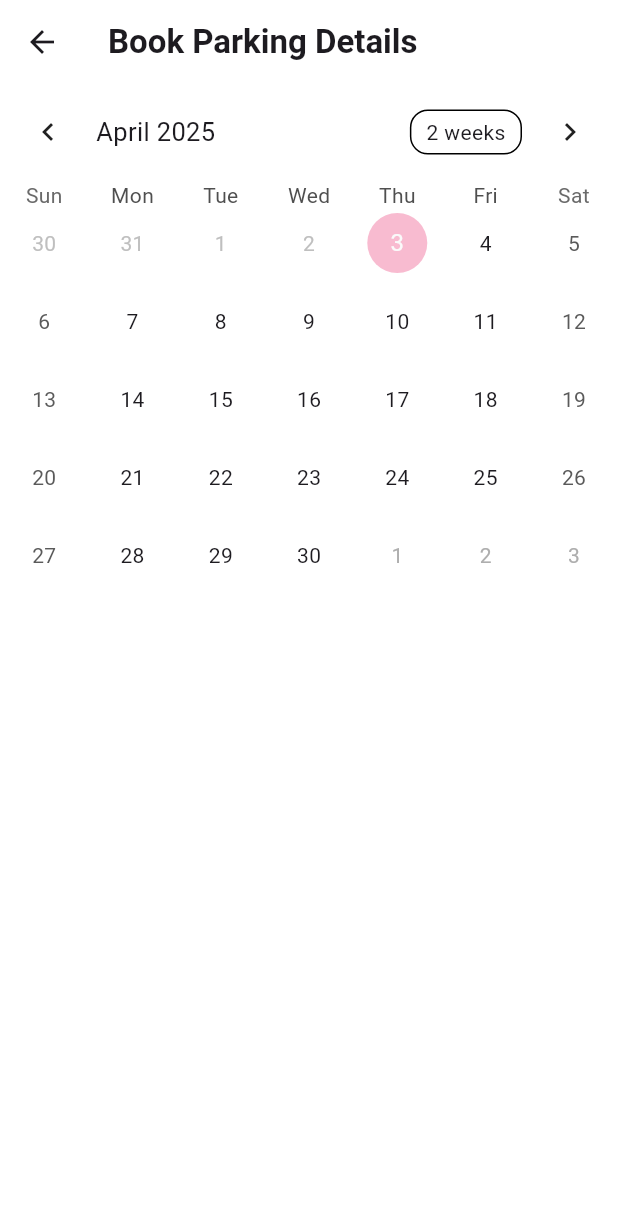
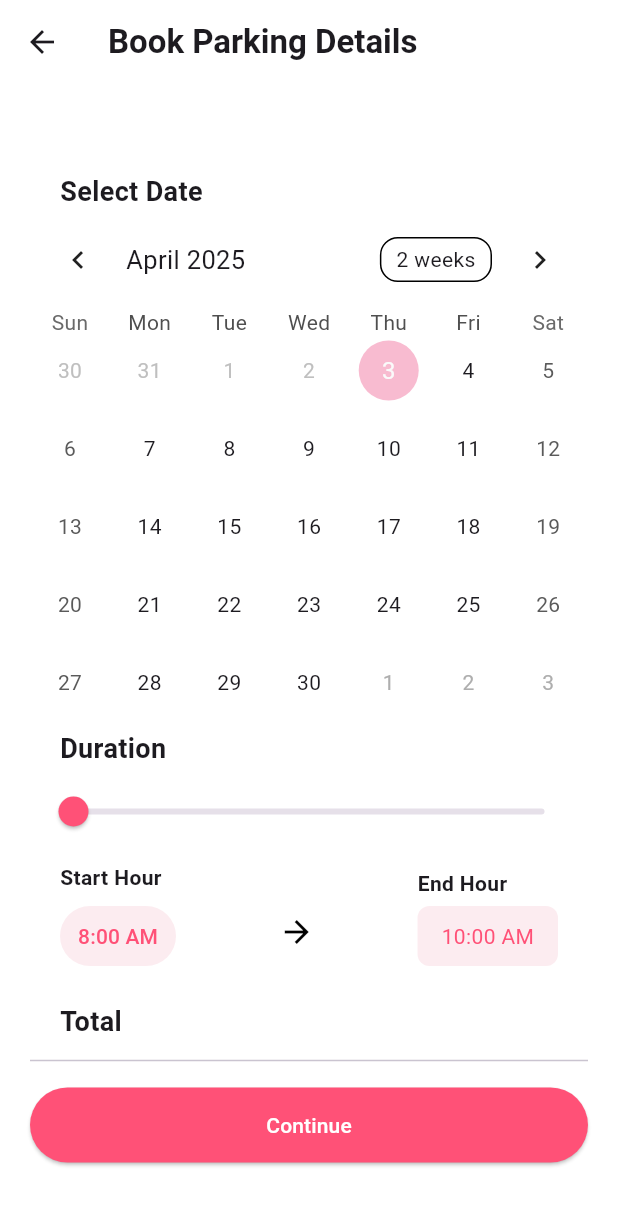
Before and after one commit to sajaawad22/park_it2, a Flutter app: the BookParkingScreen screen opened directly, on a phone screen of 412 x 824 dp. Shown: the top 1205 px of the screen. Run offline on Flutter 3.47's test engine with Material 3 defaults, Android fonts, the phone set to English and light mode, and no system bars; drawn by our look-alikes of table_calendar; our stand-ins replace cloud_firestore, firebase_auth, firebase_core, geolocator, google_maps_flutter, google_sign_in and 4 more; missing offline and left inert: google_maps_cluster_manager_2; accounts and stored records are empty.

Commit message:
New commits :))

```diff
--- a/lib/book_parking_screen.dart
+++ b/lib/book_parking_screen.dart
@@ -1,5 +1,8 @@
 import 'package:flutter/material.dart';
+import 'package:park_it2/pick_parking_screen.dart';
 import 'package:table_calendar/table_calendar.dart';
+import 'package:cloud_firestore/cloud_firestore.dart';
+
 
 
 class BookParkingScreen extends StatefulWidget {
@@ -13,18 +16,39 @@ class _BookParkingScreenState extends State<BookParkingScreen> {
   CalendarFormat _calendarFormat = CalendarFormat.month;
   DateTime _focusedDay = DateTime.now();
   DateTime? _selectedDay;
+  double _selectedHours = 1.0;
+  TimeOfDay _startTime = TimeOfDay(hour: 8, minute: 0);
+  TimeOfDay _endTime = TimeOfDay(hour: 10, minute: 0);
+
   @override
   Widget build(BuildContext context) {
     return Scaffold(
       backgroundColor: Colors.white,
       appBar: AppBar(
         backgroundColor: Colors.white,
-        leading: Icon(Icons.arrow_back),
+        leading: IconButton(icon:
+        Icon(Icons.arrow_back), onPressed: () {
+          Navigator.pop(context);
+        },),
         title: Text("Book Parking Details", style: TextStyle(fontWeight: FontWeight.bold),),
       ),
       body: Center(
+        child: SingleChildScrollView(
+          child: Padding(
+            padding: const EdgeInsets.symmetric(horizontal: 20, vertical: 10),
             child: Column(
               children: [
+                SizedBox(height: 10),
+                Align(
+                  alignment: Alignment.topLeft,
+                  child: Padding(
+                    padding: const EdgeInsets.only(left: 20.0,),
+                    child: Text("Select Date",
+                      style: TextStyle(
+                          fontWeight: FontWeight.bold, fontSize: 18),
+                      textAlign: TextAlign.left,),
+                  ),
+                ),
                 TableCalendar(
                   firstDay: DateTime.now(),
                   lastDay: DateTime.utc(2030, 12, 31),
@@ -53,7 +77,126 @@ class _BookParkingScreenState extends State<BookParkingScreen> {
                     ),
                   ),
                 ),
+                SizedBox(height: 5),
+                Align(
+                  alignment: Alignment.topLeft,
+                  child: Padding(
+                    padding: const EdgeInsets.only(left: 20.0,),
+                    child: Text("Duration ",
+                      style: TextStyle(
+                          fontWeight: FontWeight.bold, fontSize: 18),
+                      textAlign: TextAlign.left,),
+                  ),
+                ),
+                SizedBox(height: 5),
+
+                Padding(
+                  padding: const EdgeInsets.symmetric(horizontal: 5),
+                  child: Slider(
+                      value: _selectedHours ,
+                      min: 1.0,
+                      max: 12.0,
+                    label: '${_selectedHours.toInt()} hrs',
+                    activeColor: Color(0xFFFF5177),
+                      onChanged: (value) {
+                        setState(() {
+                          _selectedHours= value;
+                        });
+                      },
+                  ),
+                ),
+                  Padding(
+            padding: const EdgeInsets.symmetric(horizontal: 20, vertical: 10),
+            child: Row(
+              mainAxisAlignment: MainAxisAlignment.spaceBetween,
+              children: [
+              Column(
+              crossAxisAlignment: CrossAxisAlignment.start,
+              children: [
+                Text("Start Hour", style: TextStyle(fontWeight: FontWeight.bold)),
+                SizedBox(height: 5),
+                TextButton(
+                  onPressed: () async {
+                    final TimeOfDay? picked = await showTimePicker(
+                      context: context,
+                      initialTime: _startTime,
+                    );
+
+                    if (picked != null && picked != _startTime) {
+                      setState(() {
+                        _startTime = picked;
+                        final endHour = (_startTime.hour + _selectedHours.toInt()) % 24;
+                        _endTime = TimeOfDay(hour: endHour, minute: _startTime.minute);
+                      });
+                    };
+                  },
+
+                  style: TextButton.styleFrom(
+                    backgroundColor: Color(0xFFFCECF0),
+                    foregroundColor: Color(0xFFFF5177),
+                  ),
+                  child: Text(_startTime.format(context)),
+                ),
               ],
+            ),
+            Padding(
+              padding: const EdgeInsets.only(top: 20),
+              child: Icon(Icons.arrow_forward_sharp, color: Colors.black),
+            ),
+            Column(
+              crossAxisAlignment: CrossAxisAlignment.start,
+              children: [
+                Text("End Hour", style: TextStyle(fontWeight: FontWeight.bold)),
+                SizedBox(height: 5),
+                Container(
+                  padding: EdgeInsets.symmetric(horizontal: 16, vertical: 10),
+                  decoration: BoxDecoration(
+                    color: Color(0xFFFCECF0),
+                    borderRadius: BorderRadius.circular(8),
+                  ),
+                  child: Text(
+                    _endTime.format(context),
+                    style: TextStyle(color: Color(0xFFFF5177)),
+                  ),
+                ),
+                  ],
+            ),
+
+            ],
+            ),
+                  ),
+                SizedBox(height: 10),
+                Align(
+                  alignment: Alignment.topLeft,
+                  child: Padding(
+                    padding: const EdgeInsets.only(left: 20.0,),
+                    child: Text("Total",
+                      style: TextStyle(
+                          fontWeight: FontWeight.bold, fontSize: 18),
+                      textAlign: TextAlign.left,),
+                  ),
+                ),
+
+                SizedBox(height: 5),
+                Divider(),
+                SizedBox(height: 10),
+
+                ElevatedButton(
+                  onPressed: () {
+                    Navigator.push(context,
+                      MaterialPageRoute(builder: (context) => PickParkingScreen()),
+                    );
+                  } ,
+                  style: ElevatedButton.styleFrom(
+                    backgroundColor: Color(0xFFFF5177),
+                    minimumSize: Size(double.infinity, 50),
+                    shape: RoundedRectangleBorder(borderRadius: BorderRadius.circular(30)),
+                  ),
+                  child: Text('Continue', style: TextStyle(color: Colors.white)),
+                ),
+              ],
+            ),
+          ),
         ),
         ),
       );
--- /dev/null
+++ b/lib/pick_parking_screen.dart
@@ -0,0 +1,26 @@
+import 'package:flutter/material.dart';
+
+
+class PickParkingScreen extends StatefulWidget {
+  const PickParkingScreen({super.key});
+
+  @override
+  State<PickParkingScreen> createState() => _PickParkingScreenState();
+}
+
+class _PickParkingScreenState extends State<PickParkingScreen> {
+  @override
+  Widget build(BuildContext context) {
+    return Scaffold(
+      backgroundColor: Colors.white,
+      appBar: AppBar(
+        backgroundColor: Colors.white,
+        leading: IconButton(icon:
+        Icon(Icons.arrow_back), onPressed: () {
+          Navigator.pop(context);
+        },),
+        title: Text("Pick Parking Spot", style: TextStyle(fontWeight: FontWeight.bold),),
+      ),
+    );
+  }
+}
```
Also changed, not shown: 1 other file. Lines whose indentation alone changed are shown as unchanged.
